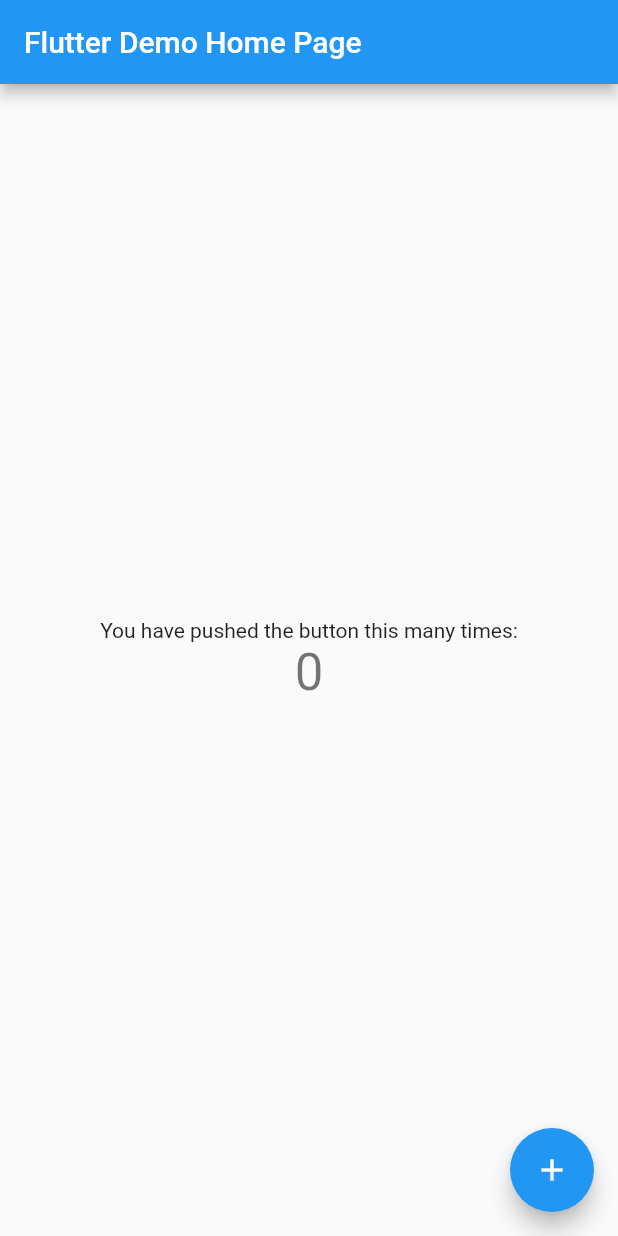
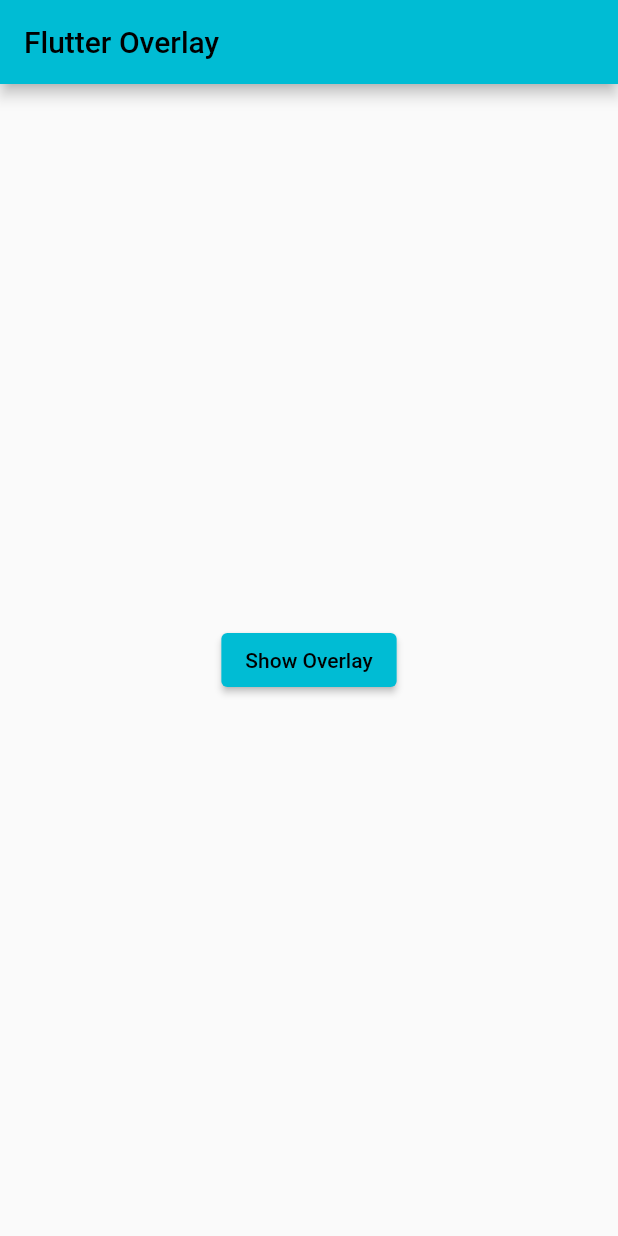
Before and after one commit to Yousuf7075/overlay_entry, a Flutter app: the screen it shows after launch, on a phone screen of 412 x 824 dp. Run offline on Flutter 3.47's test engine with Material 2 defaults, Android fonts, the phone set to English and light mode, and no system bars.

Commit message:
overlay: create overlay page

```diff
--- /dev/null
+++ b/lib/app.dart
@@ -0,0 +1,17 @@
+import 'package:flutter/material.dart';
+import 'package:overlay_entry/overlay_page.dart';
+
+class MyApp extends StatelessWidget {
+  const MyApp({Key? key}) : super(key: key);
+
+  @override
+  Widget build(BuildContext context) {
+    return MaterialApp(
+      theme: ThemeData(
+        primarySwatch: Colors.cyan,
+      ),
+      debugShowCheckedModeBanner: false,
+      home: const OverlayPage(),
+    );
+  }
+}
--- a/lib/main.dart
+++ b/lib/main.dart
@@ -1,115 +1,6 @@
 import 'package:flutter/material.dart';
+import 'package:overlay_entry/app.dart';
 
 void main() {
   runApp(const MyApp());
 }
-
-class MyApp extends StatelessWidget {
-  const MyApp({Key? key}) : super(key: key);
-
-  // This widget is the root of your application.
-  @override
-  Widget build(BuildContext context) {
-    return MaterialApp(
-      title: 'Flutter Demo',
-      theme: ThemeData(
-        // This is the theme of your application.
-        //
-        // Try running your application with "flutter run". You'll see the
-        // application has a blue toolbar. Then, without quitting the app, try
-        // changing the primarySwatch below to Colors.green and then invoke
-        // "hot reload" (press "r" in the console where you ran "flutter run",
-        // or simply save your changes to "hot reload" in a Flutter IDE).
-        // Notice that the counter didn't reset back to zero; the application
-        // is not restarted.
-        primarySwatch: Colors.blue,
-      ),
-      home: const MyHomePage(title: 'Flutter Demo Home Page'),
-    );
-  }
-}
-
-class MyHomePage extends StatefulWidget {
-  const MyHomePage({Key? key, required this.title}) : super(key: key);
-
-  // This widget is the home page of your application. It is stateful, meaning
-  // that it has a State object (defined below) that contains fields that affect
-  // how it looks.
-
-  // This class is the configuration for the state. It holds the values (in this
-  // case the title) provided by the parent (in this case the App widget) and
-  // used by the build method of the State. Fields in a Widget subclass are
-  // always marked "final".
-
-  final String title;
-
-  @override
-  State<MyHomePage> createState() => _MyHomePageState();
-}
-
-class _MyHomePageState extends State<MyHomePage> {
-  int _counter = 0;
-
-  void _incrementCounter() {
-    setState(() {
-      // This call to setState tells the Flutter framework that something has
-      // changed in this State, which causes it to rerun the build method below
-      // so that the display can reflect the updated values. If we changed
-      // _counter without calling setState(), then the build method would not be
-      // called again, and so nothing would appear to happen.
-      _counter++;
-    });
-  }
-
-  @override
-  Widget build(BuildContext context) {
-    // This method is rerun every time setState is called, for instance as done
-    // by the _incrementCounter method above.
-    //
-    // The Flutter framework has been optimized to make rerunning build methods
-    // fast, so that you can just rebuild anything that needs updating rather
-    // than having to individually change instances of widgets.
-    return Scaffold(
-      appBar: AppBar(
-        // Here we take the value from the MyHomePage object that was created by
-        // the App.build method, and use it to set our appbar title.
-        title: Text(widget.title),
-      ),
-      body: Center(
-        // Center is a layout widget. It takes a single child and positions it
-        // in the middle of the parent.
-        child: Column(
-          // Column is also a layout widget. It takes a list of children and
-          // arranges them vertically. By default, it sizes itself to fit its
-          // children horizontally, and tries to be as tall as its parent.
-          //
-          // Invoke "debug painting" (press "p" in the console, choose the
-          // "Toggle Debug Paint" action from the Flutter Inspector in Android
-          // Studio, or the "Toggle Debug Paint" command in Visual Studio Code)
-          // to see the wireframe for each widget.
-          //
-          // Column has various properties to control how it sizes itself and
-          // how it positions its children. Here we use mainAxisAlignment to
-          // center the children vertically; the main axis here is the vertical
-          // axis because Columns are vertical (the cross axis would be
-          // horizontal).
-          mainAxisAlignment: MainAxisAlignment.center,
-          children: <Widget>[
-            const Text(
-              'You have pushed the button this many times:',
-            ),
-            Text(
-              '$_counter',
-              style: Theme.of(context).textTheme.headline4,
-            ),
-          ],
-        ),
-      ),
-      floatingActionButton: FloatingActionButton(
-        onPressed: _incrementCounter,
-        tooltip: 'Increment',
-        child: const Icon(Icons.add),
-      ), // This trailing comma makes auto-formatting nicer for build methods.
-    );
-  }
-}
--- /dev/null
+++ b/lib/overlay_page.dart
@@ -0,0 +1,59 @@
+import 'package:flutter/material.dart';
+
+class OverlayPage extends StatefulWidget {
+  const OverlayPage({Key? key}) : super(key: key);
+
+  @override
+  State<OverlayPage> createState() => _OverlayPageState();
+}
+
+class _OverlayPageState extends State<OverlayPage> {
+  OverlayEntry? overlayEntry;
+
+  @override
+  Widget build(BuildContext context) {
+    return Scaffold(
+        appBar: AppBar(
+          title: const Text('Flutter Overlay'),
+        ),
+        body: Center(
+            child: ElevatedButton(
+                onPressed: () => _showOverlay(context),
+                child: const Text('Show Overlay'))));
+  }
+
+  void _showOverlay(BuildContext context) async {
+    // Declaring and Initializing OverlayState
+    // and OverlayEntry objects
+    final overlayState = Overlay.of(context);
+    final renderBox = context.findRenderObject() as RenderBox;
+    final size = renderBox.size;
+    final offset = renderBox.localToGlobal(Offset.zero);
+
+    overlayEntry = OverlayEntry(builder: (context) {
+      // You can return any widget you like here
+      // to be displayed on the Overlay
+      return Positioned(
+          width: size.width,
+          left: offset.dx,
+          right: offset.dy + size.height,
+          child: const OverlayWidget());
+    });
+
+    // Inserting the OverlayEntry into the Overlay
+    overlayState?.insert(overlayEntry!);
+  }
+}
+
+class OverlayWidget extends StatelessWidget {
+  const OverlayWidget({Key? key}) : super(key: key);
+
+  @override
+  Widget build(BuildContext context) {
+    return Container(
+      height: 200,
+      width: 200,
+      color: Colors.amber,
+    );
+  }
+}
```
Also changed, not shown: 1 other file.
